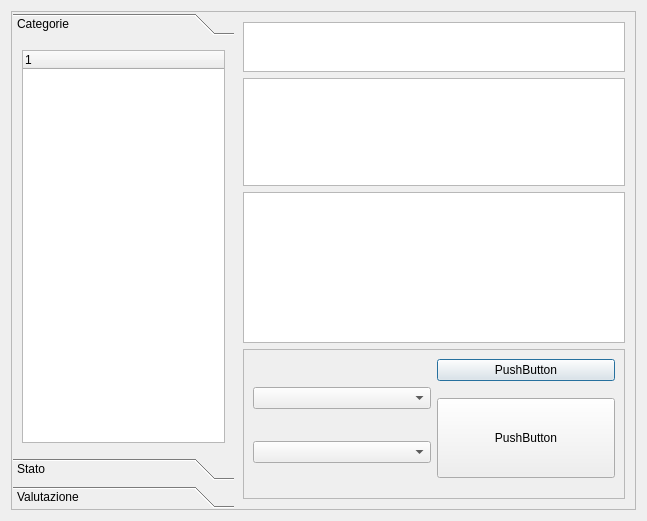
Qt form bookmarkgui.ui (simon-r/LeScienze500) before a commit.
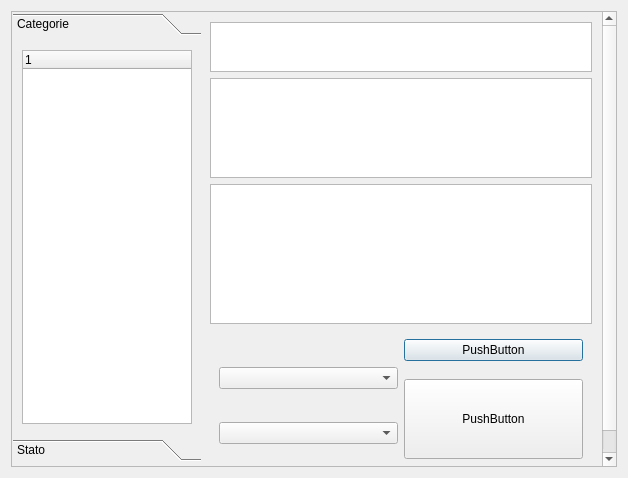
The same form after that commit.

```diff
--- a/bookmarkgui.ui
+++ b/bookmarkgui.ui
@@ -6,8 +6,8 @@
    <rect>
     <x>0</x>
     <y>0</y>
-    <width>647</width>
-    <height>521</height>
+    <width>628</width>
+    <height>478</height>
    </rect>
   </property>
   <property name="windowTitle">
@@ -24,8 +24,8 @@
        <rect>
         <x>0</x>
         <y>0</y>
-        <width>633</width>
-        <height>507</height>
+        <width>614</width>
+        <height>464</height>
        </rect>
       </property>
       <layout class="QHBoxLayout" name="horizontalLayout">
@@ -39,7 +39,7 @@
         <widget class="QToolBox" name="toolBox">
          <property name="minimumSize">
           <size>
-           <width>150</width>
+           <width>170</width>
            <height>300</height>
           </size>
          </property>
@@ -51,8 +51,8 @@
            <rect>
             <x>0</x>
             <y>0</y>
-            <width>221</width>
-            <height>414</height>
+            <width>202</width>
+            <height>371</height>
            </rect>
           </property>
           <attribute name="label">
@@ -186,7 +186,7 @@
              </size>
             </property>
             <property name="frameShape">
-             <enum>QFrame::StyledPanel</enum>
+             <enum>QFrame::NoFrame</enum>
             </property>
             <property name="frameShadow">
              <enum>QFrame::Raised</enum>
```
Left out of the diff: 8 changed lines with no effect on the pictures.
